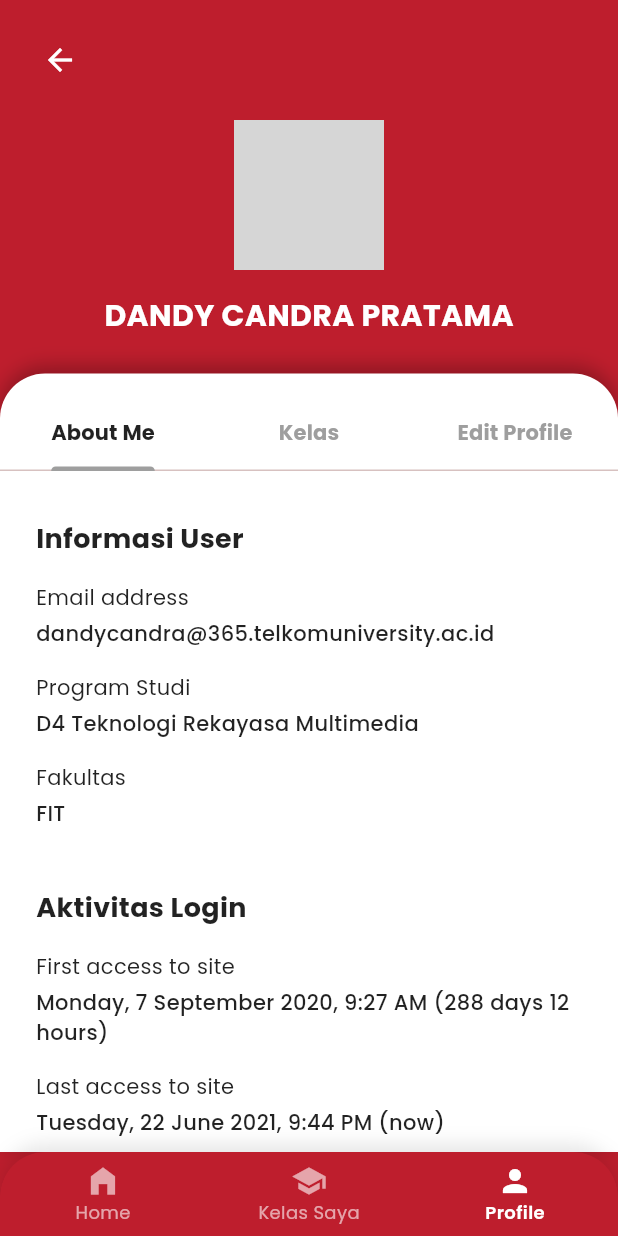
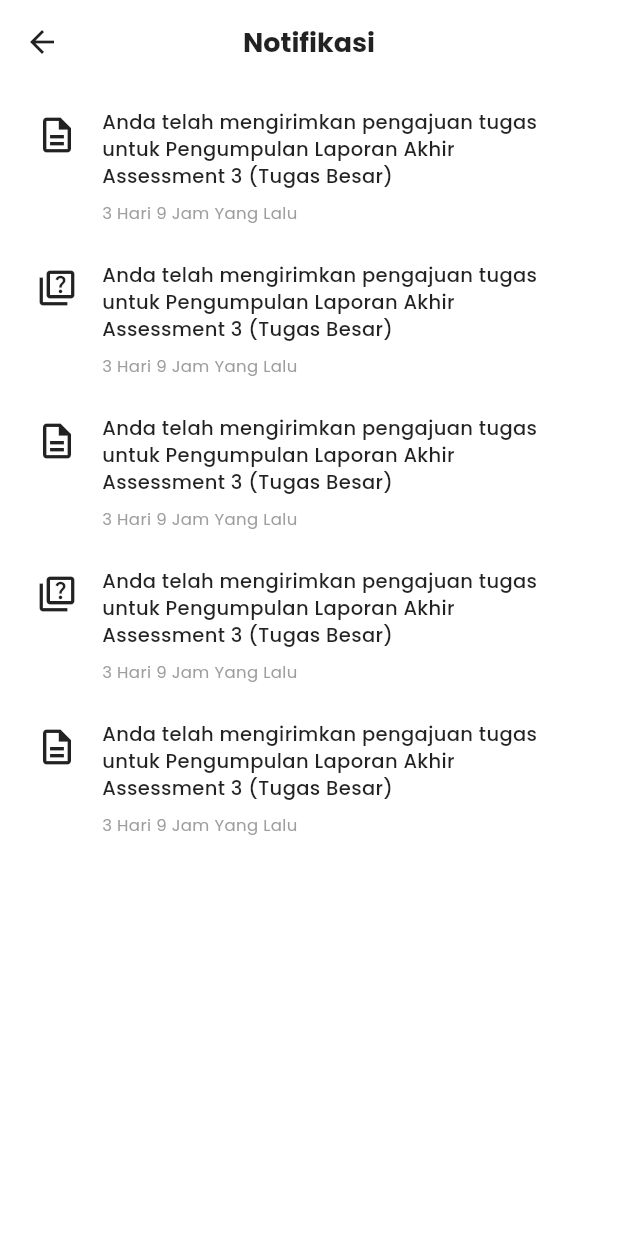
Before and after one commit to sitimaisaroh291001/app_lms, a Flutter app: the DashboardPage screen opened by its route, item 3 of the bottom bar chosen, on a phone screen of 412 x 824 dp. Run offline on Flutter 3.47's test engine with Material 3 defaults, Android fonts, the phone set to English and light mode, and no system bars; our stand-ins replace go_router, google_fonts; grey boxes are pictures that could not be loaded.

Commit message:
feat: add notification menu and ui

```diff
--- a/lib/features/dashboard/presentation/pages/dashboard_page.dart
+++ b/lib/features/dashboard/presentation/pages/dashboard_page.dart
@@ -355,7 +355,8 @@ class _DashboardPageState extends State<DashboardPage> {
                 _selectedIndex = index;
               });
               if (index == 1) context.push('/course-list');
-              if (index == 2) context.push('/profile');
+              if (index == 2) context.push('/notification');
+              if (index == 3) context.push('/profile');
             },
             items: const [
               BottomNavigationBarItem(
@@ -367,8 +368,12 @@ class _DashboardPageState extends State<DashboardPage> {
                 label: 'Kelas Saya',
               ),
               BottomNavigationBarItem(
+                icon: Icon(Icons.notifications),
+                label: 'Notifikasi',
+              ),
+              BottomNavigationBarItem(
                 icon: Icon(Icons.person),
-                label: 'Profile', // Request said "Profile", UI might imply Notifikasi, keeping Profile as per request
+                label: 'Profile',
               ),
             ],
           ),
--- /dev/null
+++ b/lib/features/notification/presentation/pages/notification_page.dart
@@ -0,0 +1,107 @@
+import 'package:flutter/material.dart';
+import 'package:go_router/go_router.dart';
+
+class NotificationPage extends StatelessWidget {
+  const NotificationPage({super.key});
+
+  @override
+  Widget build(BuildContext context) {
+    // Dummy data repeating the user's image content
+    final notifications = [
+      {
+        'type': 'document',
+        'text': 'Anda telah mengirimkan pengajuan tugas untuk Pengumpulan Laporan Akhir Assessment 3 (Tugas Besar)',
+        'time': '3 Hari 9 Jam Yang Lalu',
+      },
+      {
+        'type': 'quiz',
+        'text': 'Anda telah mengirimkan pengajuan tugas untuk Pengumpulan Laporan Akhir Assessment 3 (Tugas Besar)',
+        'time': '3 Hari 9 Jam Yang Lalu',
+      },
+      {
+        'type': 'document',
+        'text': 'Anda telah mengirimkan pengajuan tugas untuk Pengumpulan Laporan Akhir Assessment 3 (Tugas Besar)',
+        'time': '3 Hari 9 Jam Yang Lalu',
+      },
+      {
+        'type': 'quiz',
+        'text': 'Anda telah mengirimkan pengajuan tugas untuk Pengumpulan Laporan Akhir Assessment 3 (Tugas Besar)',
+        'time': '3 Hari 9 Jam Yang Lalu',
+      },
+      {
+        'type': 'document',
+        'text': 'Anda telah mengirimkan pengajuan tugas untuk Pengumpulan Laporan Akhir Assessment 3 (Tugas Besar)',
+        'time': '3 Hari 9 Jam Yang Lalu',
+      },
+    ];
+
+    return Scaffold(
+      backgroundColor: Colors.white,
+      appBar: AppBar(
+        backgroundColor: Colors.white,
+        elevation: 0,
+        leading: IconButton(
+          icon: const Icon(Icons.arrow_back, color: Colors.black87),
+          onPressed: () => context.pop(),
+        ),
+        title: const Text(
+          'Notifikasi',
+          style: TextStyle(
+            color: Colors.black87,
+            fontWeight: FontWeight.bold,
+            fontSize: 18,
+          ),
+        ),
+        centerTitle: true,
+      ),
+      body: ListView.separated(
+        padding: const EdgeInsets.symmetric(horizontal: 24, vertical: 16),
+        itemCount: notifications.length,
+        separatorBuilder: (context, index) => const SizedBox(height: 24),
+        itemBuilder: (context, index) {
+          final item = notifications[index];
+          final isQuiz = item['type'] == 'quiz';
+
+          return Row(
+            crossAxisAlignment: CrossAxisAlignment.start,
+            children: [
+              // Icon
+              Container(
+                margin: const EdgeInsets.only(right: 16, top: 4),
+                child: isQuiz
+                  ? const Icon(Icons.quiz_outlined, size: 28, color: Colors.black87)
+                  : const Icon(Icons.description_outlined, size: 28, color: Colors.black87),
+              ),
+
+              // Text Content
+              Expanded(
+                child: Column(
+                  crossAxisAlignment: CrossAxisAlignment.start,
+                  children: [
+                    Text(
+                      item['text']!,
+                      style: const TextStyle(
+                        fontSize: 13,
+                        fontWeight: FontWeight.w500,
+                        height: 1.4,
+                        color: Colors.black87,
+                      ),
+                    ),
+                    const SizedBox(height: 8),
+                    Text(
+                      item['time']!,
+                      style: const TextStyle(
+                        fontSize: 11,
+                        color: Colors.grey,
+                      ),
+                    ),
+                  ],
+                ),
+              ),
+            ],
+          );
+        },
+      ),
+    );
+  }
+}
--- a/lib/main.dart
+++ b/lib/main.dart
@@ -9,6 +9,7 @@ import 'features/courses/presentation/pages/course_detail_page.dart';
 import 'features/profile/presentation/pages/profile_page.dart';
 import 'features/dashboard/presentation/pages/announcement_page.dart';
 import 'features/dashboard/presentation/pages/announcement_detail_page.dart';
+import 'features/notification/presentation/pages/notification_page.dart';
 
 void main() {
   runApp(const LMSApp());
@@ -64,5 +65,9 @@ final GoRouter _router = GoRouter(
       path: '/announcement-detail',
       builder: (context, state) => const AnnouncementDetailPage(),
     ),
+    GoRoute(
+      path: '/notification',
+      builder: (context, state) => const NotificationPage(),
+    ),
   ],
 );
```
